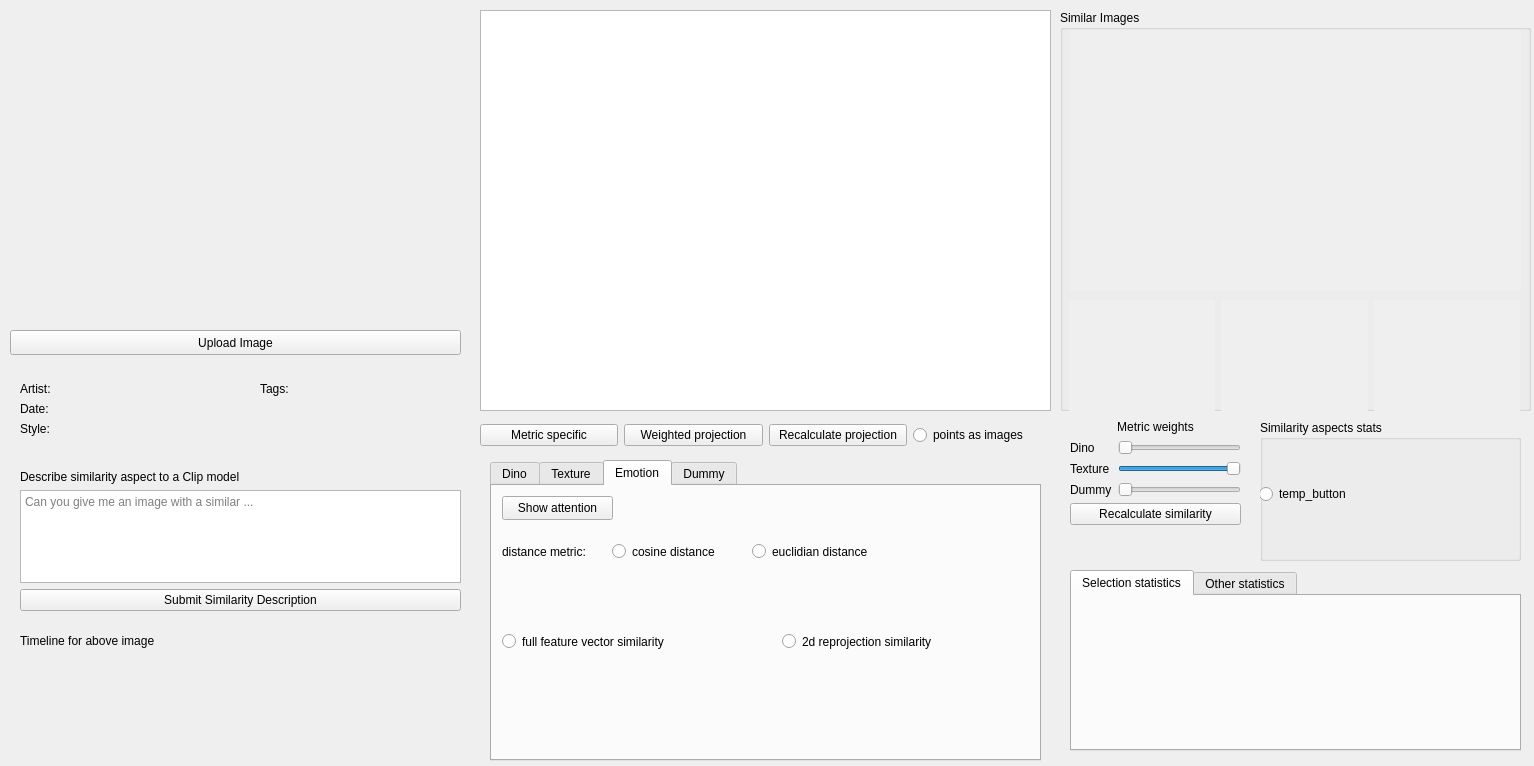
Before: the Qt Designer form deepsim_analyzer/ds_dashboard/form.ui in jonathan-gerb/deepsim-analyzer, drawn with Qt 5.
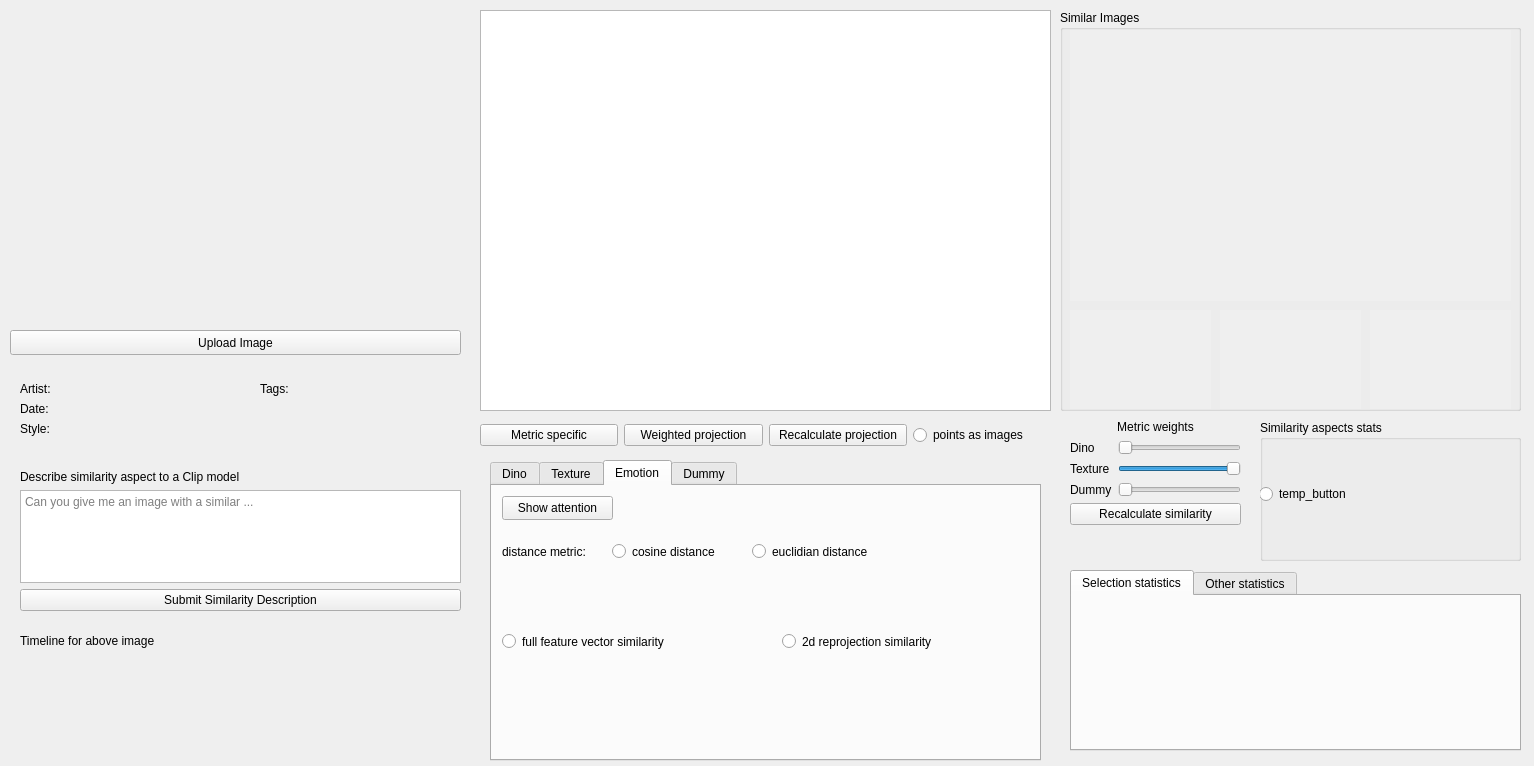
After: the same form once the commit is applied. Custom widgets are drawn as their Qt base class.

What changed in the file:
```diff
--- a/deepsim_analyzer/ds_dashboard/form.ui
+++ b/deepsim_analyzer/ds_dashboard/form.ui
@@ -222,10 +222,10 @@
       <widget class="QWidget" name="verticalLayoutWidget_3">
        <property name="geometry">
         <rect>
-         <x>-1</x>
+         <x>9</x>
          <y>9</y>
-         <width>451</width>
-         <height>141</height>
+         <width>431</width>
+         <height>131</height>
         </rect>
        </property>
        <layout class="QVBoxLayout" name="selection_stats_layout"/>
@@ -896,7 +896,7 @@
      <rect>
       <x>1060</x>
       <y>10</y>
-      <width>471</width>
+      <width>461</width>
       <height>401</height>
      </rect>
     </property>
@@ -908,8 +908,8 @@
       <rect>
        <x>10</x>
        <y>20</y>
-       <width>451</width>
-       <height>261</height>
+       <width>441</width>
+       <height>271</height>
       </rect>
      </property>
      <property name="autoFillBackground">
@@ -922,28 +922,15 @@
       <string/>
      </property>
     </widget>
-    <widget class="QWidget" name="horizontalLayoutWidget_2">
-     <property name="geometry">
-      <rect>
-       <x>9</x>
-       <y>290</y>
-       <width>451</width>
-       <height>111</height>
-      </rect>
-     </property>
-     <layout class="QHBoxLayout" name="preview_layout">
-      <item>
-       <widget class="QLabel" name="n3">
-        <property name="autoFillBackground">
-         <bool>true</bool>
-        </property>
-        <property name="text">
-         <string/>
-        </property>
-       </widget>
-      </item>
-      <item>
        <widget class="QLabel" name="n2">
+     <property name="geometry">
+      <rect>
+       <x>160</x>
+       <y>300</y>
+       <width>141</width>
+       <height>99</height>
+      </rect>
+     </property>
         <property name="autoFillBackground">
          <bool>true</bool>
         </property>
@@ -951,18 +938,37 @@
          <string/>
         </property>
        </widget>
-      </item>
-      <item>
+    <widget class="QLabel" name="n3">
+     <property name="geometry">
+      <rect>
+       <x>310</x>
+       <y>300</y>
+       <width>141</width>
+       <height>99</height>
+      </rect>
+     </property>
+     <property name="autoFillBackground">
+      <bool>true</bool>
+     </property>
+     <property name="text">
+      <string/>
+     </property>
+    </widget>
        <widget class="QLabel" name="n1">
+     <property name="geometry">
+      <rect>
+       <x>10</x>
+       <y>300</y>
+       <width>141</width>
+       <height>99</height>
+      </rect>
+     </property>
         <property name="autoFillBackground">
          <bool>true</bool>
         </property>
         <property name="text">
          <string/>
         </property>
-       </widget>
-      </item>
-     </layout>
     </widget>
    </widget>
   </widget>
```
Lines whose indentation alone changed are shown as unchanged.
